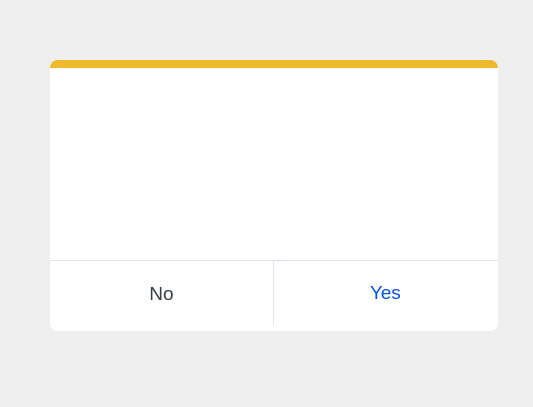
Above: AdaptiveLayout/MessageBoxAsk.ui from wangjiealice/IPCPipeProcessCommunication before the change. Below: the same form after it.
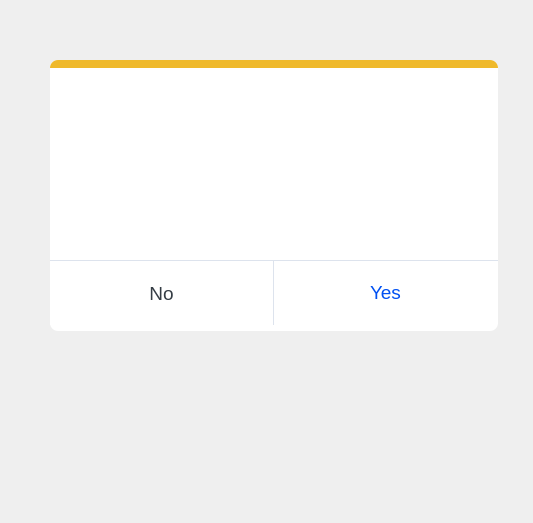
That is the form after the change. Icons and pictures are not drawn.

```diff
--- a/AdaptiveLayout/MessageBoxAsk.ui
+++ b/AdaptiveLayout/MessageBoxAsk.ui
@@ -7,7 +7,7 @@
     <x>0</x>
     <y>0</y>
     <width>533</width>
-    <height>407</height>
+    <height>523</height>
    </rect>
   </property>
   <property name="windowTitle">
```
Left out of the diff: 12 changed lines with no effect on the pictures.
